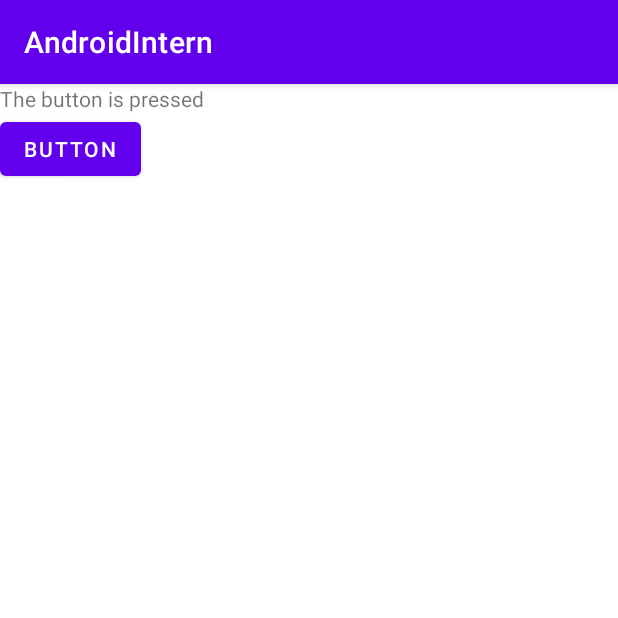
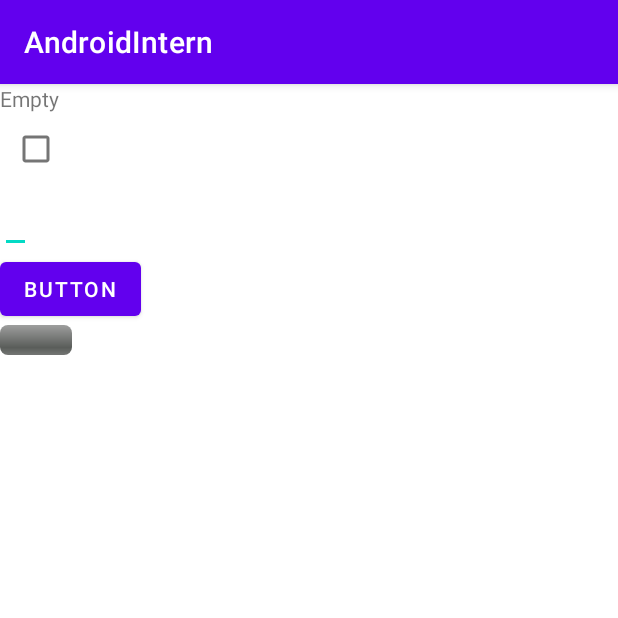
Before and after one commit to alex-ivankova766/AndroidIntern, an Android app: the screen it shows after launch (MainActivity), after a tap on "BUTTON", on a phone screen of 412 x 824 dp, the top half of it. Run offline under Robolectric (Android 15) with nearby library versions, the phone set to English and light mode, and no system bars; our stand-ins replace Timber.

Commit message:
Task 9 выполнено

```diff
--- a/app/src/main/java/com/example/androidintern/MainActivity.kt
+++ b/app/src/main/java/com/example/androidintern/MainActivity.kt
@@ -1,7 +1,11 @@
 package com.example.androidintern
 
 import android.os.Bundle
+import android.text.TextUtils
 import android.widget.Button
+import android.widget.CheckBox
+import android.widget.EditText
+import android.widget.ProgressBar
 import android.widget.TextView
 import androidx.appcompat.app.AppCompatActivity
 
@@ -10,9 +14,15 @@ class MainActivity : AppCompatActivity() {
         super.onCreate(savedInstanceState)
         setContentView(R.layout.activity_main)
         val button = findViewById<Button>(R.id.button)
-        val view = findViewById<TextView>(R.id.view)
+        val view = findViewById<TextView>(R.id.text_view)
+        val checkBox = findViewById<CheckBox>(R.id.check_box)
+        val editText = findViewById<EditText>(R.id.edit_text)
+        val progressBar = findViewById<ProgressBar>(R.id.progress_bar)
         button.setOnClickListener {
-            view.setText(R.string.button_pressed)
+            if (checkBox.isChecked && !TextUtils.isEmpty(editText.text.toString())) {
+                view.text = editText.text.toString()
+                progressBar.progress += 10
+            }
         }
     }
 }
--- a/app/src/main/res/layout/activity_main.xml
+++ b/app/src/main/res/layout/activity_main.xml
@@ -1,21 +1,36 @@
 <?xml version="1.0" encoding="utf-8"?>
 <LinearLayout xmlns:android="http://schemas.android.com/apk/res/android"
-    xmlns:tools="http://schemas.android.com/tools"
     android:layout_width="match_parent"
     android:layout_height="match_parent"
     android:orientation="vertical">
 
     <TextView
-        android:id="@+id/view"
+        android:id="@+id/text_view"
         android:layout_width="wrap_content"
         android:layout_height="wrap_content"
-        android:text="@string/text_view" />
+        android:text="@string/text_view"/>
+
+    <CheckBox
+        android:id="@+id/check_box"
+        android:layout_width="wrap_content"
+        android:layout_height="wrap_content" />
+
+    <EditText
+        android:id="@+id/edit_text"
+        android:layout_width="wrap_content"
+        android:layout_height="wrap_content"/>
 
     <Button
         android:id="@+id/button"
         android:layout_width="wrap_content"
         android:layout_height="wrap_content"
-        android:text="@string/button"
-        tools:ignore="InvalidId" />
+        android:text="@string/button"/>
+
+    <ProgressBar
+        style="@android:style/Widget.ProgressBar.Horizontal"
+        android:id="@+id/progress_bar"
+        android:layout_width="wrap_content"
+        android:layout_height="wrap_content"
+        android:max="100"/>
 
 </LinearLayout>
--- a/app/src/main/res/values/strings.xml
+++ b/app/src/main/res/values/strings.xml
@@ -1,6 +1,5 @@
 <resources>
     <string name="app_name">AndroidIntern</string>
     <string name="button">Button</string>
-    <string name="button_pressed">The button is pressed</string>
-    <string name="text_view">Text view</string>
+    <string name="text_view">Empty</string>
 </resources>
```
